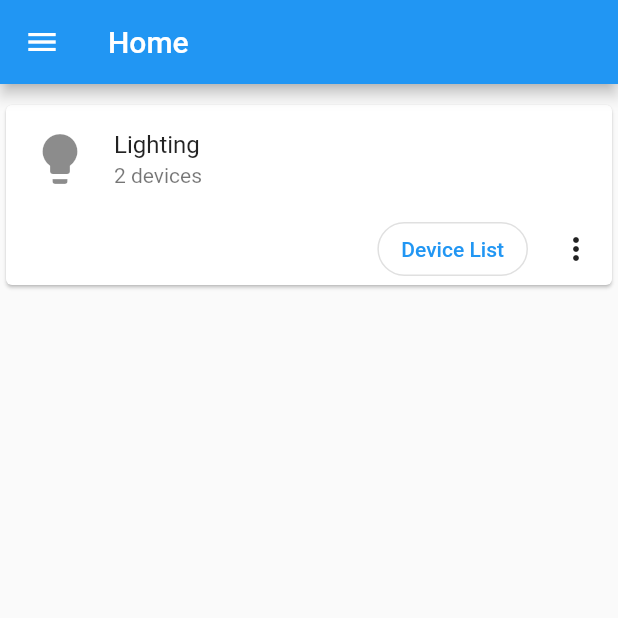
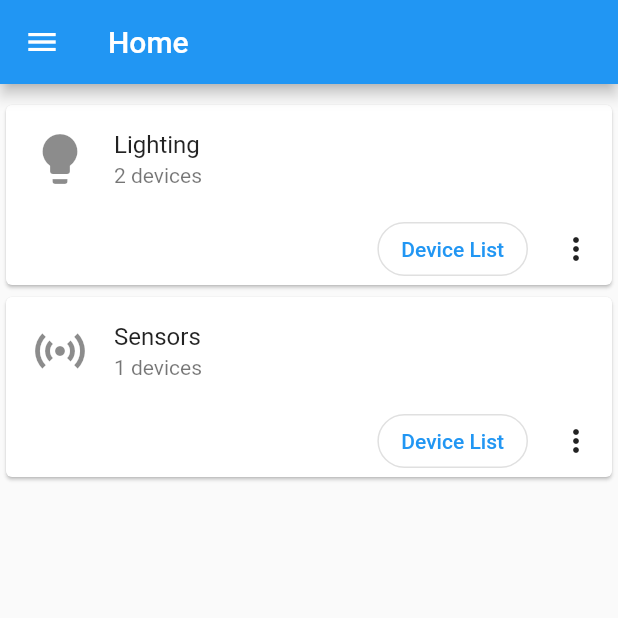
Before and after one commit to NunoVidal/MySmartHome, a Flutter app: the screen it shows after launch, on a phone screen of 412 x 824 dp, the top half of it. Run offline on Flutter 3.47's test engine with Material 2 defaults, Android fonts, the phone set to English and light mode, and no system bars; our stand-ins replace flutter_colorpicker, numberpicker.

Commit message:
sensores

```diff
--- a/lib/devices.dart
+++ b/lib/devices.dart
@@ -34,4 +34,18 @@ class LampProgram {
 
 class Blind {}
 
-class Sensor {}
+class Sensor {
+  int id = 0;
+  String name = "";
+  String category = "";
+  int dataGatherInterval = 5; //in minutes
+  double currentVal = 0.0;
+  String protocol;
+  String unit = "";
+  Map<DateTime,double> history = {};
+
+  Sensor(this.name,this.category,this.protocol,this.unit);
+
+
+
+}
--- a/lib/home.dart
+++ b/lib/home.dart
@@ -30,6 +30,14 @@ class _MyHomePageState extends State<MyHomePage> {
               ),
               name: "Lighting",
               nDevices: lamps.length,
+            ),
+            DeviceGroupElevatedCard(
+              icon: const Icon(
+                Icons.sensors,
+                size: 40.0,
+              ),
+              name: "Sensors",
+              nDevices: sensores.length,
             )
           ],
         ),
--- a/lib/main.dart
+++ b/lib/main.dart
@@ -28,6 +28,8 @@ class MyApp extends StatelessWidget {
         '/': (context) => const MyHomePage(),
         '/device_list_Lighting': (context) =>
             const DeviceList(type: "lighting"),
+        '/device_list_Sensors': (context) =>
+            const DeviceList(type: "Sensor"),
         '/light': (context) => const LightState(),
       },
     );
--- a/lib/my_devices.dart
+++ b/lib/my_devices.dart
@@ -8,3 +8,11 @@ List<Lamp> lamps = [
   Lamp("Office", 1, const Color.fromARGB(255, 200, 0, 0), "Samsung bulb 2.0",
       "0")
 ];
+
+
+//to do for blinds
+
+
+List<Sensor> sensores = [
+  Sensor("Greenhouse Humidity sensor", "Humidity sensor","Zigbee","%")
+];
```
Also changed, not shown: lib/costum_widgets.dart (+35 -0 lines), lib/device_list.dart (+27 -1 lines).
